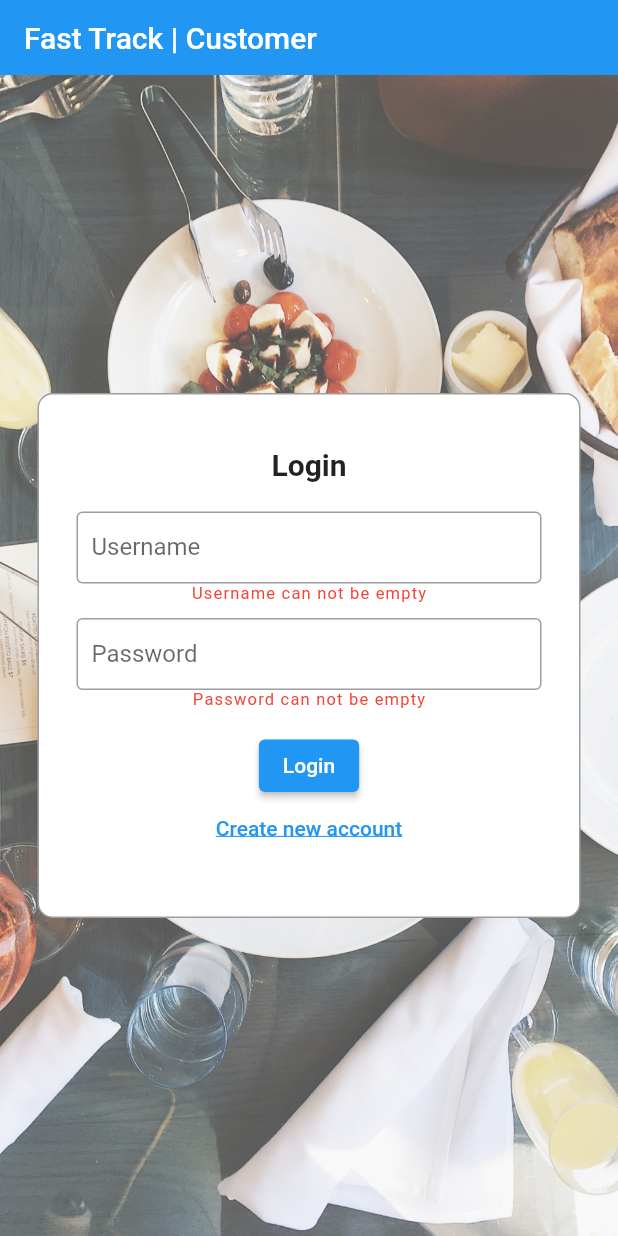
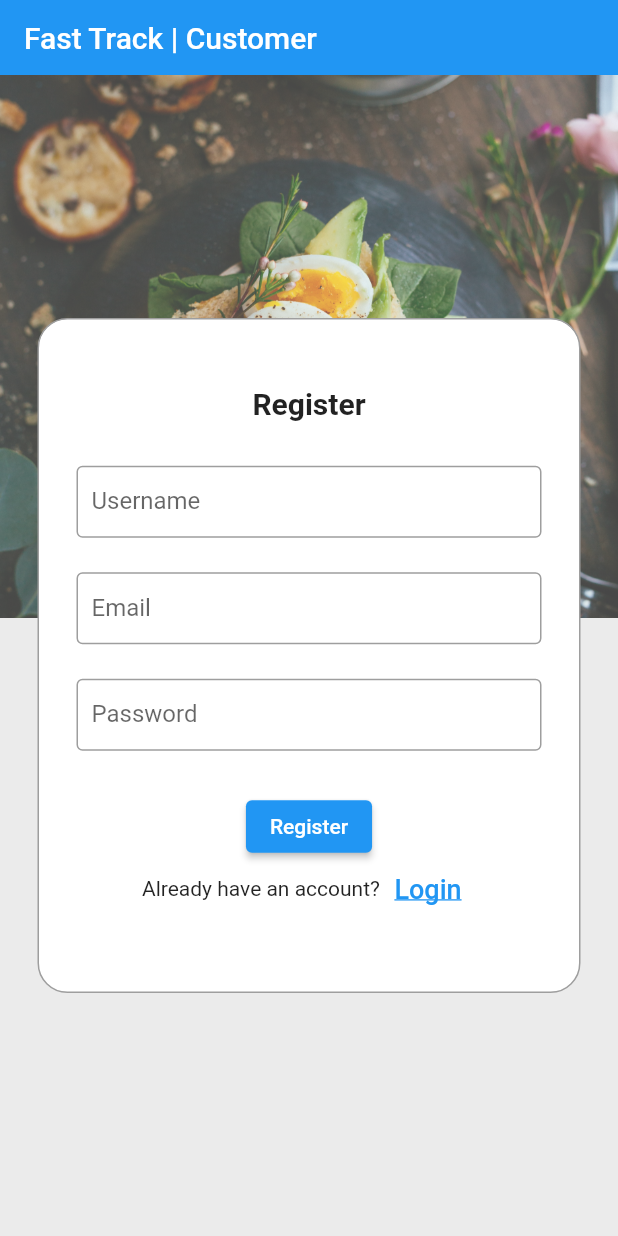
Before and after one commit to kalkidan12/restaurant-app-for-customer, a Flutter app: the screen it shows after launch, after a tap on "Login", after a tap on "Create new account", on a phone screen of 412 x 824 dp. Run offline on Flutter 3.47's test engine with Material 2 defaults, Android fonts, the phone set to English and light mode, and no system bars; our stand-ins replace localstorage.

Commit message:
Auth. Done!

```diff
--- a/lib/api/config.dart
+++ b/lib/api/config.dart
@@ -4,7 +4,7 @@ class ApiConstants {
   static String USER_LOGIN = '/auth/jwt/create/';
   static String USER_REGISTER = '/auth/users/';
   static String USER_ACCOUNT = '/auth/users/me/';
-  static String RESTAURANT_REGISTER = '/api/v1/fastrack/customer/';
+  static String CUSTOMER_REGISTER = '/api/v1/fastrack/customer/';
   static String USER_PROFILE = '/api/v1/fastrack/customer/me/';
   static String MENUS = '/api/v1/fastrack/menu/';
   static String TABLES = '/api/v1/fastrack/table/';
--- a/lib/screens/auth/login_screen.dart
+++ b/lib/screens/auth/login_screen.dart
@@ -5,9 +5,11 @@ import 'package:flutter/src/widgets/container.dart';
 import 'package:flutter/material.dart';
 import 'package:localstorage/localstorage.dart';
 import 'package:restaurantappforcustomer/api/config.dart';
+import 'package:restaurantappforcustomer/screens/auth/register_page.dart';
 
 import '../../widgets/app_bar_for_auth.dart';
 import '../../widgets/custom_container.dart';
+import '../home/home_page.dart';
 
 class LoginScreen extends StatefulWidget {
   const LoginScreen({super.key});
@@ -40,7 +42,7 @@ class _LoginScreenState extends State<LoginScreen> {
       if (response.statusCode == 200) {
         setState(() {
           model = jsonDecode(response.body);
-          print(model['access']);
+          // print(model['access']);
           setState(() {
             usernameErrMsg = "";
             passwordErrMsg = "";
@@ -49,14 +51,14 @@ class _LoginScreenState extends State<LoginScreen> {
           tokens.setItem('refresh', model['refresh']);
         });
 
-        print(model);
+        // print(model);
         // ignore: use_build_context_synchronously
-        // Navigator.push(
-        //   context,
-        //   MaterialPageRoute(
-        //     builder: (context) => const HomePage(),
-        //   ),
-        // );
+        Navigator.push(
+          context,
+          MaterialPageRoute(
+            builder: (context) => const HomePage(),
+          ),
+        );
       } else {
         // debugPrint(response.body);
         print(jsonDecode(response.body));
@@ -212,13 +214,13 @@ class _LoginScreenState extends State<LoginScreen> {
                             TextButton(
                               onPressed: () {
                                 // register screen
-                                // Navigator.push(
-                                //   context,
-                                //   MaterialPageRoute(
-                                //     builder: (context) =>
-                                //         const RegisterScreen(),
-                                //   ),
-                                // );
+                                Navigator.push(
+                                  context,
+                                  MaterialPageRoute(
+                                    builder: (context) =>
+                                        const RegisterScreen(),
+                                  ),
+                                );
                               },
                               child: const Text(
                                 "Create new account",
--- /dev/null
+++ b/lib/screens/auth/register_page.dart
@@ -0,0 +1,309 @@
+import 'dart:convert';
+
+import 'package:http/http.dart' as http;
+import 'package:flutter/src/widgets/container.dart';
+import 'package:flutter/material.dart';
+import 'package:localstorage/localstorage.dart';
+import 'package:restaurantappforcustomer/api/config.dart';
+
+import '../../widgets/app_bar_for_auth.dart';
+import '../../widgets/custom_container.dart';
+
+class RegisterScreen extends StatefulWidget {
+  const RegisterScreen({super.key});
+
+  @override
+  State<RegisterScreen> createState() => _RegisterScreenState();
+}
+
+class _RegisterScreenState extends State<RegisterScreen> {
+  TextEditingController _controller = TextEditingController();
+  final _formKey = GlobalKey<FormState>();
+
+  TextEditingController nameController = TextEditingController();
+  TextEditingController emailController = TextEditingController();
+  TextEditingController passwordController = TextEditingController();
+  String usernameErrMsg = "";
+  String emailErrMsg = "";
+  String passwordErrMsg = "";
+  String user_type = 'C';
+  late Map<String, dynamic> model;
+  final LocalStorage tokens = LocalStorage('tokens');
+
+  registerUser(data) async {
+    try {
+      var url = Uri.parse(ApiConstants.BASE_URL + ApiConstants.USER_REGISTER);
+      var response = await http.post(url, body: data);
+      loginUser(data['username'], data['password']);
+      if (response.statusCode == 201) {
+        setState(() {
+          this.model = jsonDecode(response.body);
+          print("USER_ID : ${model['id']}");
+          setState(() {
+            usernameErrMsg = "";
+            emailErrMsg = "";
+            passwordErrMsg = "";
+          });
+
+          // loginUser(data['username'], data['password']);
+          loginUser(model['username'], model['password']);
+        });
+      } else {
+        // print(jsonDecode(response.body)['password'][0]);
+
+        setState(() {
+          usernameErrMsg = (jsonDecode(response.body)['username'] != null)
+              ? jsonDecode(response.body)['username'][0]
+              : "";
+          emailErrMsg = (jsonDecode(response.body)['email'] != null)
+              ? jsonDecode(response.body)['email'][0]
+              : "";
+          passwordErrMsg = (jsonDecode(response.body)['password'] != null)
+              ? jsonDecode(response.body)['password'][0]
+              : "";
+          // passwordErrMsg = (jsonDecode(response.body)['user_type'] != null)
+          //     ? jsonDecode(response.body)['user_type'][0]
+          //     : "";
+        });
+      }
+    } catch (e) {
+      print(e);
+    }
+  }
+
+  loginUser(String username, String password) async {
+    tokens.clear();
+    var data = {"username": username, "password": password};
+    try {
+      var url = Uri.parse(ApiConstants.BASE_URL + ApiConstants.USER_LOGIN);
+      var response = await http.post(url, body: data);
+      if (response.statusCode == 200) {
+        setState(() {
+          Map<String, dynamic> model = jsonDecode(response.body);
+
+          tokens.setItem('access', model['access']);
+          tokens.setItem('refresh', model['refresh']);
+
+          print("LOGIN SUCCESS : ${model['access']}");
+
+          // Navigator.push(
+          //   context,
+          //   MaterialPageRoute(
+          //     builder: (context) => const ContinueREgister(),
+          //   ),
+          // );
+        });
+      } else {
+        print(jsonDecode(response.body));
+
+        setState(() {
+          passwordErrMsg = jsonDecode(response.body)['detail'];
+        });
+      }
+    } catch (e) {
+      print(e);
+    }
+  }
+
+  @override
+  Widget build(BuildContext context) {
+    Size size = MediaQuery.of(context).size;
+    var width = size.width;
+    var height = size.height;
+
+    return Container(
+        width: width,
+        height: height,
+        child: Scaffold(
+          backgroundColor: const Color.fromARGB(255, 235, 235, 235),
+          resizeToAvoidBottomInset: false, //new line
+
+          appBar: const PreferredSize(
+            preferredSize: Size.fromHeight(50.0), // here the desired height
+            child: MyAppbarForAuthPage(),
+          ),
+          body: Stack(
+            children: [
+              Container(
+                height: height / 2 - 50,
+                decoration: const BoxDecoration(
+                  image: DecorationImage(
+                    image: AssetImage("assets/images/register_banner.jpg"),
+                    fit: BoxFit.cover,
+                    opacity: 0.7,
+                  ),
+                ),
+                child: null /* add child content here */,
+              ),
+              Center(
+                child: CustomContainer(
+                  padding: const EdgeInsets.all(15),
+                  width: width - 50,
+                  height: 450,
+                  color: Colors.white,
+                  borderRadius: BorderRadius.circular(20),
+                  border: Border.all(color: Colors.grey),
+                  child: Form(
+                      key: _formKey,
+                      child: Column(
+                        mainAxisAlignment: MainAxisAlignment.center,
+                        crossAxisAlignment: CrossAxisAlignment.center,
+                        children: [
+                          const Text(
+                            'Register',
+                            style: TextStyle(
+                                fontSize: 20, fontWeight: FontWeight.bold),
+                          ),
+                          Container(
+                            margin: const EdgeInsetsDirectional.only(top: 20),
+                            padding: const EdgeInsets.fromLTRB(10, 10, 10, 0),
+                            child: TextField(
+                              controller: nameController,
+                              decoration: const InputDecoration(
+                                contentPadding:
+                                    EdgeInsets.fromLTRB(10, 2, 10, 2),
+                                border: OutlineInputBorder(),
+                                labelText: 'Username',
+                              ),
+                            ),
+                          ),
+                          Text(
+                            usernameErrMsg,
+                            style: const TextStyle(
+                              color: Colors.red,
+                              fontSize: 11,
+                              fontWeight: FontWeight.w400,
+                              letterSpacing: .8,
+                            ),
+                          ),
+                          Container(
+                            padding: const EdgeInsets.fromLTRB(10, 10, 10, 0),
+                            child: TextField(
+                              keyboardType: TextInputType.emailAddress,
+                              controller: emailController,
+                              decoration: const InputDecoration(
+                                contentPadding:
+                                    EdgeInsets.fromLTRB(10, 2, 10, 2),
+                                border: OutlineInputBorder(),
+                                labelText: 'Email',
+                              ),
+                            ),
+                          ),
+                          Text(
+                            emailErrMsg,
+                            style: const TextStyle(
+                              color: Colors.red,
+                              fontSize: 11,
+                              fontWeight: FontWeight.w400,
+                              letterSpacing: .8,
+                            ),
+                          ),
+                          Container(
+                            padding: const EdgeInsets.fromLTRB(10, 10, 10, 0),
+                            child: TextField(
+                              obscureText: true,
+                              controller: passwordController,
+                              decoration: const InputDecoration(
+                                contentPadding:
+                                    EdgeInsets.fromLTRB(10, 2, 10, 2),
+                                border: OutlineInputBorder(),
+                                labelText: 'Password',
+                              ),
+                            ),
+                          ),
+                          Text(
+                            passwordErrMsg,
+                            style: const TextStyle(
+                              color: Colors.red,
+                              fontSize: 11,
+                              fontWeight: FontWeight.w400,
+                              letterSpacing: .8,
+                            ),
+                          ),
+                          Container(
+                            margin: const EdgeInsets.fromLTRB(0, 20, 0, 0),
+                            height: 35,
+                            padding: const EdgeInsets.fromLTRB(20, 0, 20, 0),
+                            child: ElevatedButton(
+                              onPressed: () {
+                                if (_formKey.currentState!.validate()) {
+                                  final username = nameController.text;
+                                  final email = emailController.text;
+                                  final password = passwordController.text;
+
+                                  if (username == '') {
+                                    setState(() {
+                                      usernameErrMsg =
+                                          "Username can not be empty";
+                                    });
+                                  } else {
+                                    setState(() {
+                                      usernameErrMsg = "";
+                                    });
+                                  }
+
+                                  if (email == '') {
+                                    setState(() {
+                                      emailErrMsg = "Emails can not be empty";
+                                    });
+                                  } else {
+                                    setState(() {
+                                      emailErrMsg = "";
+                                    });
+                                  }
+
+                                  if (password == '') {
+                                    setState(() {
+                                      passwordErrMsg =
+                                          "Password can not be empty";
+                                    });
+                                  } else {
+                                    setState(() {
+                                      passwordErrMsg = "";
+                                    });
+                                  }
+                                  if (username != '' &&
+                                      email != '' &&
+                                      password != '') {
+                                    registerUser({
+                                      "username": username,
+                                      "email": email,
+                                      "password": password,
+                                      "user_type": user_type,
+                                    });
+                                  }
+                                }
+                              },
+                              child: const Text(
+                                'Register',
+                              ),
+                            ),
+                          ),
+                          Row(
+                            mainAxisAlignment: MainAxisAlignment.center,
+                            crossAxisAlignment: CrossAxisAlignment.center,
+                            children: <Widget>[
+                              const Text("Already have an account?"),
+                              TextButton(
+                                onPressed: () {
+                                  // already have an account
+                                  Navigator.pop(context);
+                                },
+                                child: const Text(
+                                  'Login',
+                                  style: TextStyle(
+                                      fontSize: 18,
+                                      decoration: TextDecoration.underline),
+                                ),
+                              ),
+                            ],
+                          ),
+                        ],
+                      )),
+                ),
+              )
+            ],
+          ),
+        ));
+  }
+}
```
Also changed, not shown: lib/screens/auth/continue_reg_page.dart (added, +291 -0 lines), lib/screens/home/home_page.dart (added, +75 -0 lines).
